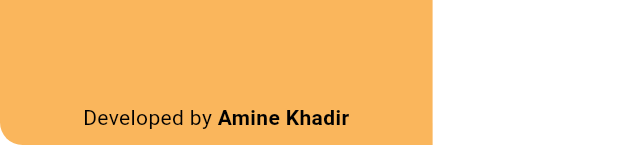
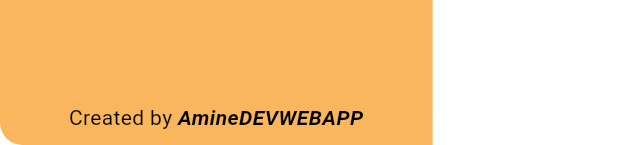
Before and after one commit to AmineDEVWEBAPP/flixmovix, a Flutter app: the HomeDrawer widget shown alone on an empty page, opened directly, on a phone screen of 412 x 824 dp. Shown: the part 1091-1236 px from the top of the screen. Run offline on Flutter 3.47's test engine with Material 3 defaults, Android fonts, the phone set to English and light mode, and no system bars; our stand-ins replace cloud_firestore, dashed_circular_progress_bar, firebase_core, flutter_dotenv, flutter_spinkit, flutter_svg and 4 more; missing offline and left inert: beautiful_soup_dart, flutter_inappwebview, unity_ads_plugin; accounts and stored records are empty; network calls fail; statements that could not run were skipped; key blocks and very long unbroken strings in the code were emptied for the run.

Commit message:
update drawer

```diff
--- a/lib/view/widgets/home_widgets/home_drawer.dart
+++ b/lib/view/widgets/home_widgets/home_drawer.dart
@@ -57,10 +57,12 @@ class HomeDrawer extends StatelessWidget {
                       ),
                       const Spacer(),
                       const Text.rich(TextSpan(children: [
-                        TextSpan(text: 'Developed by '),
+                        TextSpan(text: 'Created by '),
                         TextSpan(
-                            text: 'Amine Khadir',
-                            style: TextStyle(fontWeight: FontWeight.w700))
+                            text: 'AmineDEVWEBAPP',
+                            style: TextStyle(
+                                fontWeight: FontWeight.w700,
+                                fontStyle: FontStyle.italic))
                       ])),
                     ]),
                   )),
```
